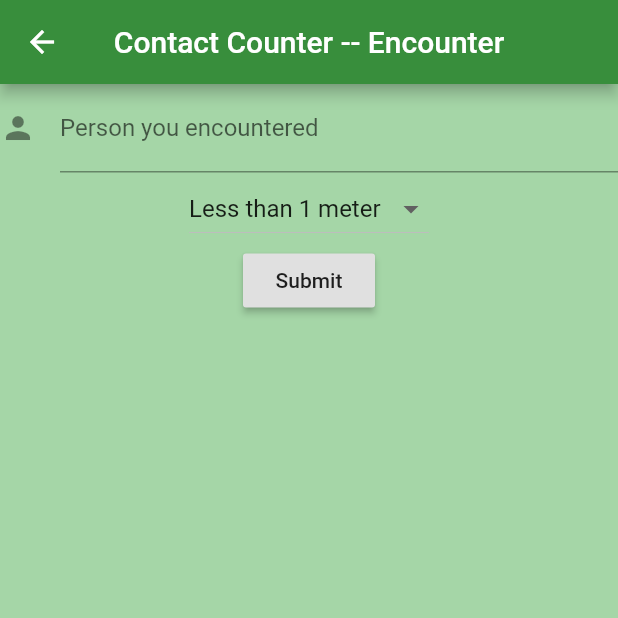
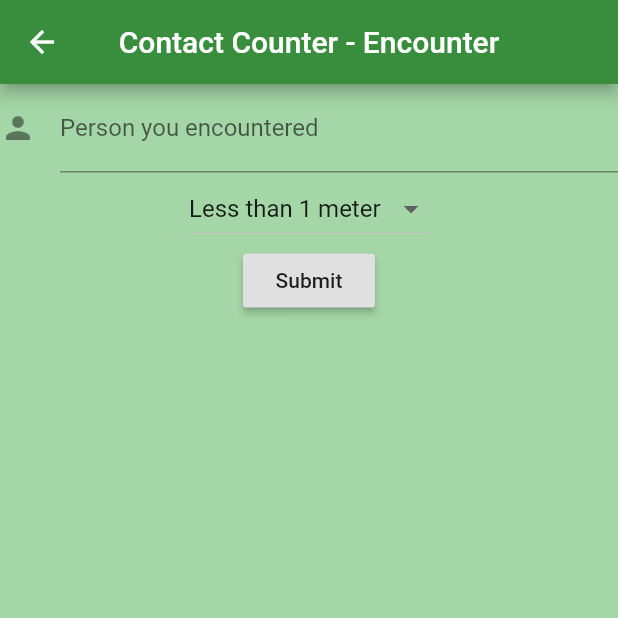
Before and after one commit to ArmaanBandali/ContactCounter, a Flutter app: the Encounters screen opened directly, on a phone screen of 412 x 824 dp, the top half of it. Run offline on Flutter 3.47's test engine with Material 2 defaults, Android fonts, the phone set to English and light mode, and no system bars.

```diff
--- a/lib/encounters.dart
+++ b/lib/encounters.dart
@@ -7,7 +7,7 @@ class Encounters extends StatelessWidget {
       backgroundColor: Colors.green.shade200,
       appBar: AppBar(
         backgroundColor: Colors.green.shade700,
-        title: Text('Contact Counter -- Encounter'),
+        title: Text('Contact Counter - Encounter'),
         centerTitle: true,
       ),
       body: EncountersForm(),
```
Also changed, not shown: lib/results.dart (+9 -1 lines), 66 other files.
